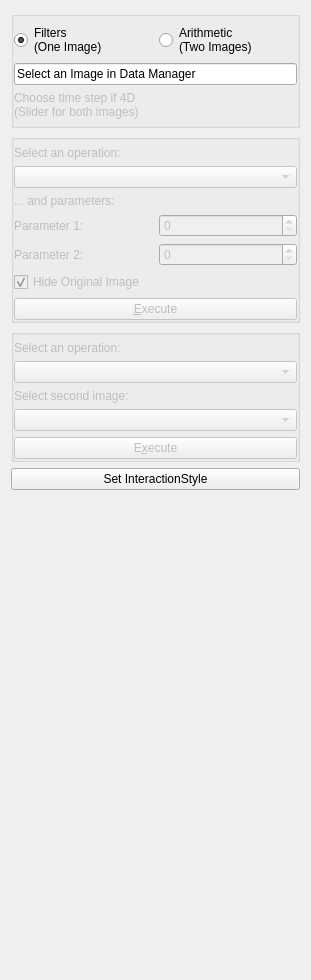
Before: the Qt Designer form Modules/Bundles/org.mitk.gui.qt.basicimageprocessing/src/internal/QmitkBasicImageProcessingViewControls.ui in MITK/MITK, drawn with Qt 5.
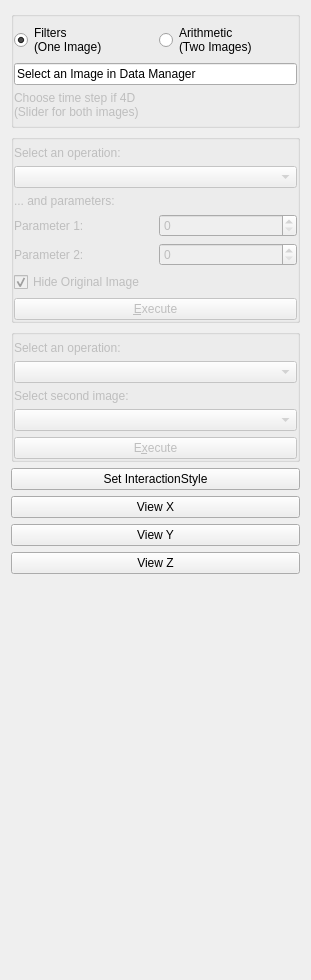
After: the same form once the commit is applied. Custom widgets are drawn as their Qt base class.

Commit message: ViewX viewY viewZ

The edit to the form file:
```diff
--- a/Modules/Bundles/org.mitk.gui.qt.basicimageprocessing/src/internal/QmitkBasicImageProcessingViewControls.ui
+++ b/Modules/Bundles/org.mitk.gui.qt.basicimageprocessing/src/internal/QmitkBasicImageProcessingViewControls.ui
@@ -312,7 +312,7 @@
      </layout>
     </widget>
    </item>
-   <item row="4" column="0">
+   <item row="7" column="0">
     <spacer name="verticalSpacer">
      <property name="orientation">
       <enum>Qt::Vertical</enum>
@@ -332,6 +332,27 @@
      </property>
     </widget>
    </item>
+   <item row="4" column="0">
+    <widget class="QPushButton" name="viewX">
+     <property name="text">
+      <string>View X</string>
+     </property>
+    </widget>
+   </item>
+   <item row="5" column="0">
+    <widget class="QPushButton" name="viewY">
+     <property name="text">
+      <string>View Y</string>
+     </property>
+    </widget>
+   </item>
+   <item row="6" column="0">
+    <widget class="QPushButton" name="viewZ">
+     <property name="text">
+      <string>View Z</string>
+     </property>
+    </widget>
+   </item>
   </layout>
  </widget>
  <customwidgets>
```
The commit also changes 2 other files.
